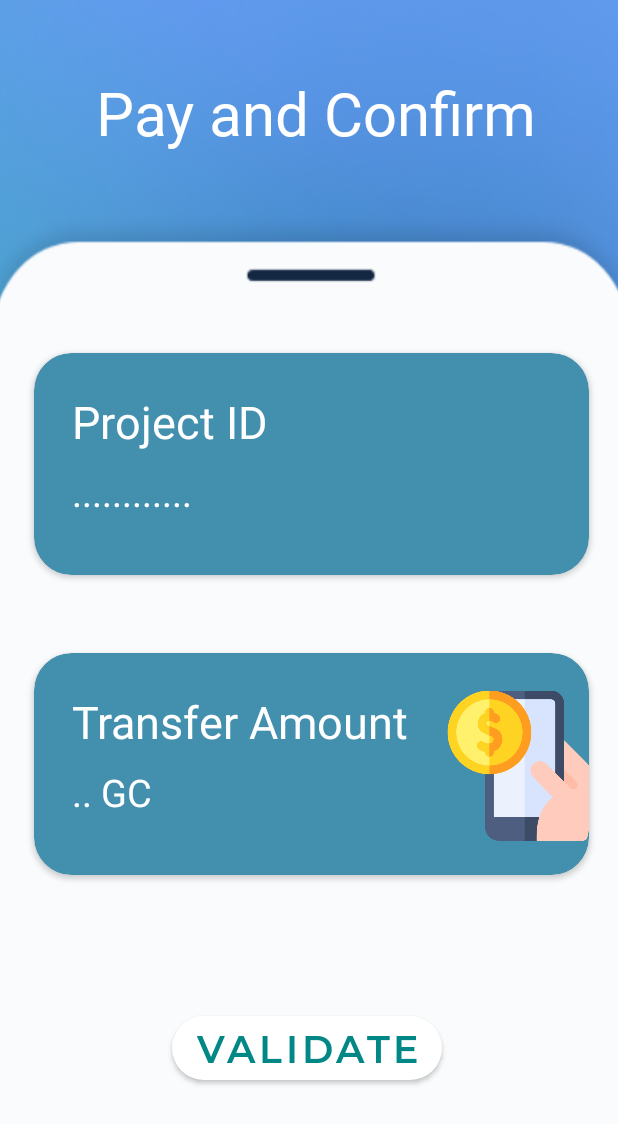
After one commit to BeautifulStack/GreenCoinApp, an Android app: the layout activity_validate.xml on its own in the app's theme, with its tools: preview values and no code run, on a phone screen of 412 x 824 dp. The commit adds this screen. Shown: the top 1124 px of the screen. Run offline under Robolectric (Android 15) with nearby library versions, the light colour scheme and no system bars.

Commit message:
confirmation layout

```diff
--- a/app/src/main/AndroidManifest.xml
+++ b/app/src/main/AndroidManifest.xml
@@ -15,6 +15,7 @@
         android:roundIcon="@mipmap/ic_launcher_round"
         android:supportsRtl="true"
         android:theme="@style/Theme.FairRepack">
+        <activity android:name=".ValidateActivity"></activity>
         <activity android:name=".WalletActivity" />
         <activity android:name=".GenerateWallet" />
         <activity android:name=".SendActivity" />
@@ -30,9 +31,7 @@
             android:name=".CaptureAct"
             android:screenOrientation="fullSensor"
             android:stateNotNeeded="true"
-            android:windowSoftInputMode="stateAlwaysHidden">
-
-        </activity>
+            android:windowSoftInputMode="stateAlwaysHidden"></activity>
 
         <meta-data
             android:name="com.google.android.gms.vision.DEPENDENCIES"
--- a/app/src/main/java/com/example/fairrepack/SendActivity.java
+++ b/app/src/main/java/com/example/fairrepack/SendActivity.java
@@ -1,5 +1,6 @@
 package com.example.fairrepack;
 
+import android.app.Activity;
 import android.content.DialogInterface;
 import android.content.Intent;
 import android.os.Bundle;
@@ -25,11 +26,20 @@ public class SendActivity extends AppCompatActivity implements View.OnClickListe
     private EditText address;
     private EditText amount;
     private TextView max;
+    private Button validateButton;
 
     @Override
     protected void onCreate(Bundle savedInstanceState) {
         super.onCreate(savedInstanceState);
         setContentView(R.layout.activity_send);
+
+        validateButton = findViewById(R.id.send_btn);
+        validateButton.setOnClickListener(new View.OnClickListener() {
+            @Override
+            public void onClick(View v) {
+                openActivity2();
+            }
+        });
 
         scan = findViewById(R.id.scan);
         address = findViewById(R.id.address);
@@ -68,6 +78,11 @@ public class SendActivity extends AppCompatActivity implements View.OnClickListe
         });
     }
 
+    public void openActivity2(){
+        Intent intent = new Intent(this, ValidateActivity.class);
+        startActivity(intent);
+    }
+
     @Override
     public void onClick(View v) {
         scanCode();
--- /dev/null
+++ b/app/src/main/java/com/example/fairrepack/ValidateActivity.java
@@ -0,0 +1,13 @@
+package com.example.fairrepack;
+
+import androidx.appcompat.app.AppCompatActivity;
+
+import android.os.Bundle;
+
+public class ValidateActivity extends AppCompatActivity {
+
+    @Override
+    protected void onCreate(Bundle savedInstanceState) {
+        super.onCreate(savedInstanceState);
+    }
+}
--- /dev/null
+++ b/app/src/main/res/layout/activity_validate.xml
@@ -0,0 +1,132 @@
+<?xml version="1.0" encoding="utf-8"?>
+<androidx.constraintlayout.widget.ConstraintLayout xmlns:android="http://schemas.android.com/apk/res/android"
+    xmlns:app="http://schemas.android.com/apk/res-auto"
+    xmlns:tools="http://schemas.android.com/tools"
+    android:layout_width="match_parent"
+    android:layout_height="match_parent"
+    tools:context=".ValidateActivity"
+    android:background="@drawable/bgbill">
+
+    <LinearLayout
+        android:layout_width="457dp"
+        android:layout_height="722dp"
+        android:layout_gravity="center_horizontal"
+        android:layout_marginStart="1dp"
+        android:layout_marginTop="135dp"
+        android:background="@drawable/cvbg"
+        android:orientation="vertical"
+        app:layout_constraintEnd_toEndOf="parent"
+        app:layout_constraintStart_toStartOf="parent"
+        app:layout_constraintTop_toTopOf="parent">
+
+        <androidx.constraintlayout.widget.ConstraintLayout
+            android:layout_width="match_parent"
+            android:layout_height="match_parent">
+
+            <androidx.cardview.widget.CardView
+                android:layout_width="370dp"
+                android:layout_height="148dp"
+                android:layout_marginStart="45dp"
+                android:layout_marginTop="100dp"
+                android:layout_marginEnd="45dp"
+                app:cardBackgroundColor="#4390AE"
+                app:cardCornerRadius="25dp"
+                app:layout_constraintEnd_toEndOf="parent"
+                app:layout_constraintStart_toStartOf="parent"
+                app:layout_constraintTop_toTopOf="parent">
+
+                <TextView
+                    android:id="@+id/textView14"
+                    android:layout_width="221dp"
+                    android:layout_height="61dp"
+                    android:text="Project ID"
+                    android:layout_marginLeft="25dp"
+                    android:layout_marginTop="25dp"
+                    android:textColor="@color/white"
+                    android:textSize="30sp" />
+
+                <TextView
+                    android:layout_width="221dp"
+                    android:layout_height="61dp"
+                    android:text="............"
+                    android:layout_marginLeft="25dp"
+                    android:layout_marginTop="75dp"
+                    android:textColor="@color/white"
+                    android:textSize="25sp" />
+
+            </androidx.cardview.widget.CardView>
+
+            <androidx.cardview.widget.CardView
+                android:id="@+id/cardView2"
+                android:layout_width="370dp"
+                android:layout_height="148dp"
+                android:layout_marginStart="45dp"
+                android:layout_marginTop="300dp"
+                android:layout_marginEnd="45dp"
+                app:cardBackgroundColor="#4390AE"
+                app:cardCornerRadius="25dp"
+                app:layout_constraintEnd_toEndOf="parent"
+                app:layout_constraintStart_toStartOf="parent"
+                app:layout_constraintTop_toTopOf="parent">
+
+                <TextView
+                    android:layout_width="250dp"
+                    android:layout_height="61dp"
+                    android:layout_marginLeft="25dp"
+                    android:layout_marginTop="25dp"
+                    android:text="Transfer Amount"
+                    android:textColor="@color/white"
+                    android:textSize="30sp" />
+
+                <TextView
+                    android:layout_width="221dp"
+                    android:layout_height="61dp"
+                    android:layout_marginLeft="25dp"
+                    android:layout_marginTop="75dp"
+                    android:text=".. GC"
+                    android:textColor="@color/white"
+                    android:textSize="25sp" />
+
+                <ImageView
+                    android:layout_width="100dp"
+                    android:layout_height="150dp"
+                    android:layout_marginLeft="275dp"
+                    android:src="@drawable/donation" />
+
+            </androidx.cardview.widget.CardView>
+
+            <Button
+                android:layout_width="wrap_content"
+                android:layout_height="wrap_content"
+                android:layout_marginStart="136dp"
+                android:layout_marginTop="88dp"
+                android:fontFamily="@font/montsemibold"
+                android:letterSpacing="0.1"
+                android:text="VALIDATE"
+                android:textColor="@color/teal_700"
+                android:textSize="25sp"
+                app:backgroundTint="#FFFFFF"
+                app:cornerRadius="30dp"
+                app:layout_constraintStart_toStartOf="parent"
+                app:layout_constraintTop_toBottomOf="@+id/cardView2" />
+        </androidx.constraintlayout.widget.ConstraintLayout>
+
+    </LinearLayout>
+
+    <TextView
+        android:id="@+id/textView8"
+        android:layout_width="wrap_content"
+        android:layout_height="wrap_content"
+        android:layout_marginStart="64dp"
+        android:layout_marginTop="48dp"
+        android:fontFamily="@font/balooregular"
+        android:text="Pay and Confirm"
+        android:textColor="@color/white"
+        android:layout_marginLeft="45dp"
+        android:textSize="40sp"
+
+        app:layout_constraintStart_toStartOf="parent"
+        app:layout_constraintTop_toTopOf="parent" />
+
+
+</androidx.constraintlayout.widget.ConstraintLayout>
```
Also changed, not shown: app/src/main/res/drawable-v24/donation.png (added).
